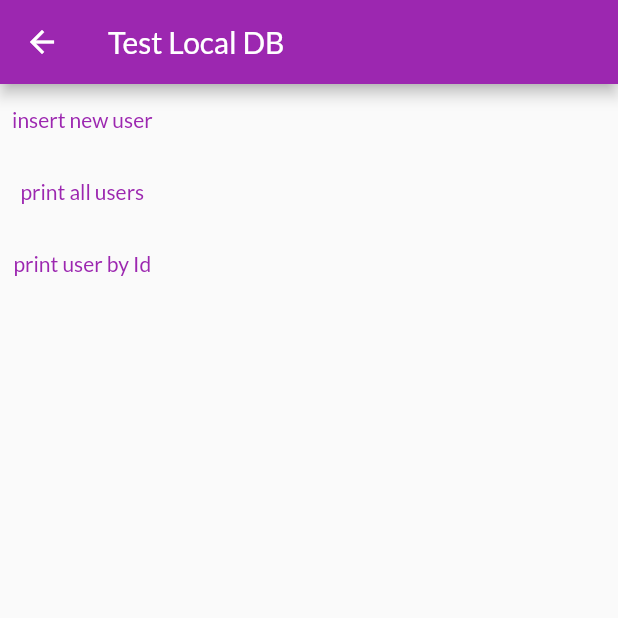
After one commit to AnkitPandey14ap/flutter_complete_guide, a Flutter app: the screen it shows after launch, after a tap on "Local database", on a phone screen of 412 x 824 dp, the top half of it. The commit adds this screen. Run offline on Flutter 3.47's test engine with Material 2 defaults, Android fonts, the phone set to English and light mode, and no system bars; our stand-ins replace camera, contacts_service, firebase_core, firebase_database, image_picker; missing offline and left inert: google_mlkit_commons, google_mlkit_face_detection, ymchat_flutter; accounts and stored records are empty; network calls fail.

Commit message:
yellow chat

```diff
--- a/lib/main.dart
+++ b/lib/main.dart
@@ -1,6 +1,7 @@
 import 'package:camera/camera.dart';
 import 'package:flutter/material.dart';
 import 'package:flutter_complete_guide/ml_kit/vision_detector_views/detector_views.dart';
+import 'package:flutter_complete_guide/screens/local_db_screen.dart';
 import 'package:provider/provider.dart';
 
 import './screens/cart_screen.dart';
@@ -73,6 +74,7 @@ class MyApp1 extends StatelessWidget {
             ProductsOverviewScreen.routeName: (context) =>
                 ProductsOverviewScreen(),
             FaceDetectorView.routeName: (ctx) => FaceDetectorView(),
+            LocalDbScreen.routeName: (context) => LocalDbScreen()
           }),
     );
   }
--- a/lib/screens/home_screen.dart
+++ b/lib/screens/home_screen.dart
@@ -2,7 +2,9 @@
 import 'package:flutter/material.dart';
 import 'package:flutter_complete_guide/data/firebase_data.dart';
 import 'package:flutter_complete_guide/ml_kit/vision_detector_views/detector_views.dart';
+import 'package:flutter_complete_guide/screens/local_db_screen.dart';
 import 'package:flutter_complete_guide/utils/contacts_util.dart';
+import 'package:ymchat_flutter/ymchat_flutter.dart';
 
 import 'products_overview_screen.dart';
 
@@ -32,7 +34,20 @@ class HomeScreen extends StatelessWidget {
           TextButton(
               onPressed: () => navigateToSelfieScreen(context),
               child: Text("Selfie")),
-          TextButton(onPressed: fetchContacts, child: Text("Frtch contacts"))
+          TextButton(
+            onPressed: fetchContacts,
+            child: Text("Fetch contacts"),
+          ),
+          TextButton(
+            onPressed: () {
+              navigateLocalDbScreen(context);
+            },
+            child: Text("Local database"),
+          ),
+          TextButton(
+            onPressed: openYmChat,
+            child: Text("Open YmChat"),
+          ),
         ],
       ),
     );
@@ -45,6 +60,19 @@ class HomeScreen extends StatelessWidget {
   }
 
   void fetchContacts() {
+    print("clicked");
     ContactsUtil().readContacts();
   }
+
+  void openYmChat() {
+    print("clicked");
+    YmChat.setBotId("x1667463091055");
+    YmChat.startChatbot();
+  }
+
+  void navigateLocalDbScreen(BuildContext context) {
+    Navigator.of(context).pushNamed(
+      LocalDbScreen.routeName,
+    );
+  }
 }
--- /dev/null
+++ b/lib/screens/local_db_screen.dart
@@ -0,0 +1,31 @@
+import 'package:flutter/material.dart';
+
+class LocalDbScreen extends StatelessWidget {
+  static const routeName = "/local_db";
+  const LocalDbScreen({Key key}) : super(key: key);
+
+  @override
+  Widget build(BuildContext context) {
+    return Scaffold(
+      appBar: AppBar(
+        title: Text("Test Local DB"),
+      ),
+      body: Column(
+        children: [
+          TextButton(
+            onPressed: () {},
+            child: Text("insert new user"),
+          ),
+          TextButton(
+            onPressed: () {},
+            child: Text("print all users"),
+          ),
+          TextButton(
+            onPressed: () {},
+            child: Text("print user by Id"),
+          ),
+        ],
+      ),
+    );
+  }
+}
```
Also changed, not shown: pubspec.lock, 7 other files.
